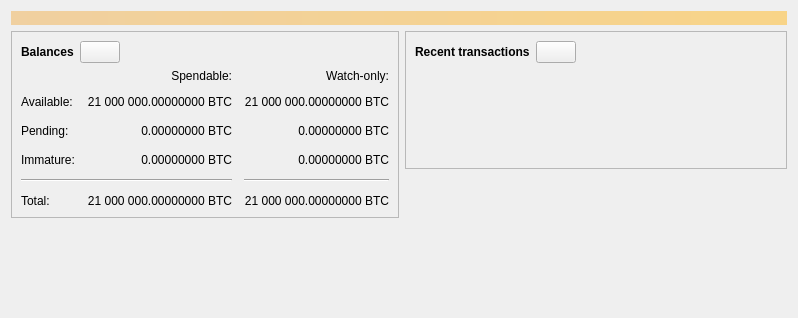
Before: the Qt Designer form src/qt/forms/overviewpage.ui in MicroBitcoinOrg/MicroBitcoin, drawn with Qt 5.
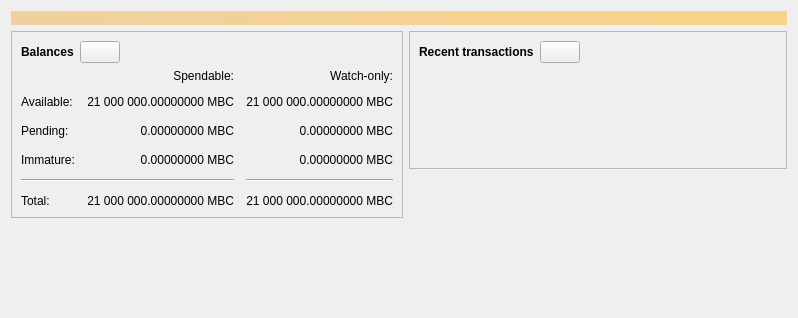
After: the same form once the commit is applied. Icons and pictures are not drawn. Custom widgets are drawn as their Qt base class.

Diff of the .ui file:
```diff
--- a/src/qt/forms/overviewpage.ui
+++ b/src/qt/forms/overviewpage.ui
@@ -120,7 +120,7 @@
                <string>Unconfirmed transactions to watch-only addresses</string>
               </property>
               <property name="text">
-               <string notr="true">0.00000000 BTC</string>
+               <string notr="true">0.00000000 MBC</string>
               </property>
               <property name="alignment">
                <set>Qt::AlignRight|Qt::AlignTrailing|Qt::AlignVCenter</set>
@@ -139,7 +139,7 @@
                <string>Total of transactions that have yet to be confirmed, and do not yet count toward the spendable balance</string>
               </property>
               <property name="text">
-               <string notr="true">0.00000000 BTC</string>
+               <string notr="true">0.00000000 MBC</string>
               </property>
               <property name="alignment">
                <set>Qt::AlignRight|Qt::AlignTrailing|Qt::AlignVCenter</set>
@@ -158,7 +158,7 @@
                <string>Mined balance in watch-only addresses that has not yet matured</string>
               </property>
               <property name="text">
-               <string notr="true">0.00000000 BTC</string>
+               <string notr="true">0.00000000 MBC</string>
               </property>
               <property name="alignment">
                <set>Qt::AlignRight|Qt::AlignTrailing|Qt::AlignVCenter</set>
@@ -210,7 +210,7 @@
                <string>Mined balance that has not yet matured</string>
               </property>
               <property name="text">
-               <string notr="true">0.00000000 BTC</string>
+               <string notr="true">0.00000000 MBC</string>
               </property>
               <property name="alignment">
                <set>Qt::AlignRight|Qt::AlignTrailing|Qt::AlignVCenter</set>
@@ -249,7 +249,7 @@
                <string>Your current total balance</string>
               </property>
               <property name="text">
-               <string notr="true">21 000 000.00000000 BTC</string>
+               <string notr="true">21 000 000.00000000 MBC</string>
               </property>
               <property name="alignment">
                <set>Qt::AlignRight|Qt::AlignTrailing|Qt::AlignVCenter</set>
@@ -268,7 +268,7 @@
                <string>Current total balance in watch-only addresses</string>
               </property>
               <property name="text">
-               <string notr="true">21 000 000.00000000 BTC</string>
+               <string notr="true">21 000 000.00000000 MBC</string>
               </property>
               <property name="alignment">
                <set>Qt::AlignRight|Qt::AlignTrailing|Qt::AlignVCenter</set>
@@ -304,7 +304,7 @@
                <string>Your current spendable balance</string>
               </property>
               <property name="text">
-               <string notr="true">21 000 000.00000000 BTC</string>
+               <string notr="true">21 000 000.00000000 MBC</string>
               </property>
               <property name="alignment">
                <set>Qt::AlignRight|Qt::AlignTrailing|Qt::AlignVCenter</set>
@@ -323,7 +323,7 @@
                <string>Your current balance in watch-only addresses</string>
               </property>
               <property name="text">
-               <string notr="true">21 000 000.00000000 BTC</string>
+               <string notr="true">21 000 000.00000000 MBC</string>
               </property>
               <property name="alignment">
                <set>Qt::AlignRight|Qt::AlignTrailing|Qt::AlignVCenter</set>
```
Left out of the diff: 8 changed lines with no effect on the pictures.
